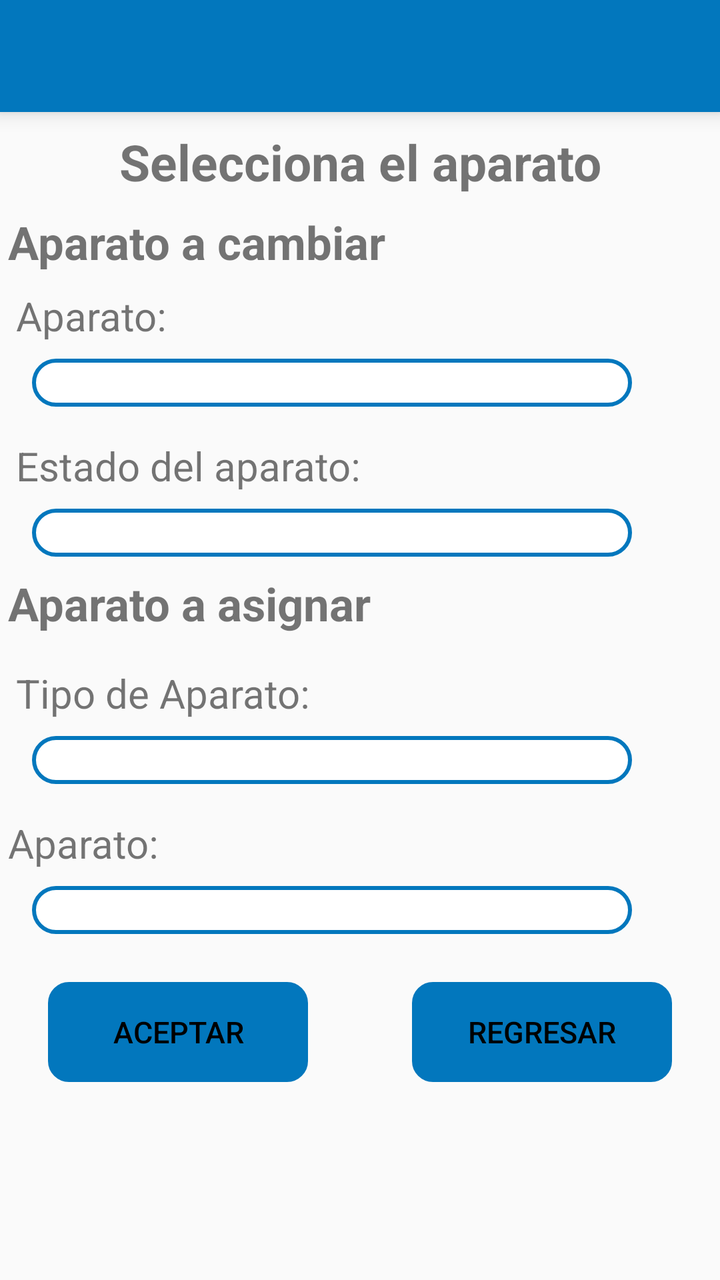
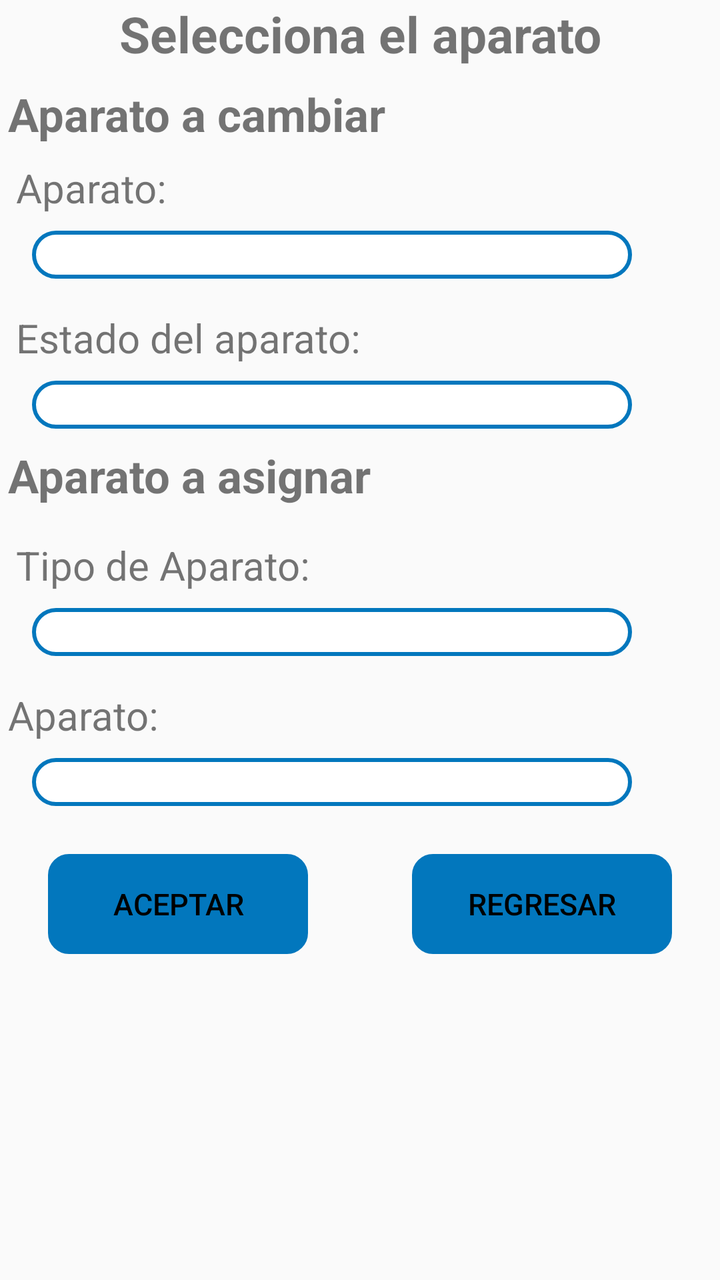

Two renders of the same Android screen: before a commit and after it. Below are the layout's source before the change and the commit's diff.
<!-- AndroidManifest.xml: application theme AppTheme -->
<!-- res/layout/activity_cambio_aparato.xml -->
<?xml version="1.0" encoding="utf-8"?>
<android.support.constraint.ConstraintLayout xmlns:app="http://schemas.android.com/apk/res-auto"
    xmlns:tools="http://schemas.android.com/tools"
    android:layout_height="match_parent"
    xmlns:android="http://schemas.android.com/apk/res/android"
    android:layout_width="match_parent">

    <ScrollView
        android:layout_width="match_parent"
        android:layout_height="match_parent"
        android:layout_alignParentStart="true"
        android:layout_alignParentTop="true"
        tools:layout_editor_absoluteX="0dp"
        tools:layout_editor_absoluteY="45dp">

        <android.support.constraint.ConstraintLayout
            android:layout_width="match_parent"
            android:layout_height="match_parent">

            <include
                android:id="@+id/includeCambioAparato"
                layout="@layout/toolbar"></include>

            <android.support.constraint.ConstraintLayout
                android:id="@+id/ads"
                android:layout_width="match_parent"
                android:layout_height="wrap_content"
                android:layout_marginTop="8dp"
                app:layout_constraintEnd_toEndOf="parent"
                app:layout_constraintStart_toStartOf="parent"
                app:layout_constraintTop_toBottomOf="@+id/includeCambioAparato">

                <TextView
                    android:id="@+id/qwe"
                    android:layout_width="wrap_content"
                    android:layout_height="wrap_content"
                    android:layout_centerHorizontal="true"
                    android:text="@string/selecciona_Aparato"
                    android:textSize="@dimen/titulos"
                    android:textStyle="bold"
                    app:layout_constraintEnd_toEndOf="parent"
                    app:layout_constraintStart_toStartOf="parent"
                    app:layout_constraintTop_toTopOf="parent" />

                <TextView
                    android:id="@+id/posicion"
                    android:layout_width="wrap_content"
                    android:layout_height="wrap_content"
                    android:layout_alignTop="@id/qwe"
                    android:layout_marginStart="4dp"
                    android:layout_marginTop="8dp"
                    android:text="@string/aparato_Cambiar"
                    android:textSize="@dimen/xl"
                    android:textStyle="bold"
                    app:layout_constraintStart_toStartOf="parent"
                    app:layout_constraintTop_toBottomOf="@+id/qwe" />

                <TextView
                    android:id="@+id/textView26"
                    android:layout_width="wrap_content"
                    android:layout_height="wrap_content"
                    android:layout_alignParentTop="true"
                    android:layout_marginStart="8dp"
                    android:layout_marginTop="8dp"
                    android:text="@string/aparatoDos"
                    android:textSize="@dimen/grande"
                    app:layout_constraintStart_toStartOf="parent"
                    app:layout_constraintTop_toBottomOf="@+id/posicion" />

                <Spinner
                    android:id="@+id/aparato"
                    android:layout_width="300dp"
                    android:layout_height="@dimen/spinnerA"
                    android:layout_alignParentTop="true"
                    android:layout_marginStart="16dp"
                    android:layout_marginTop="8dp"
                    android:background="@drawable/disenio_spinner"
                    app:layout_constraintStart_toStartOf="parent"
                    app:layout_constraintTop_toBottomOf="@+id/textView26" />

                <TextView
                    android:id="@+id/textView30"
                    android:layout_width="wrap_content"
                    android:layout_height="wrap_content"
                    android:layout_alignParentTop="true"
                    android:layout_marginStart="8dp"
                    android:layout_marginTop="16dp"
                    android:text="@string/estado_Aparato"
                    android:textSize="@dimen/grande"
                    app:layout_constraintStart_toStartOf="parent"
                    app:layout_constraintTop_toBottomOf="@+id/aparato" />

                <Spinner
                    android:id="@+id/estadoaparato"
                    android:layout_width="300dp"
                    android:layout_height="@dimen/spinnerA"
                    android:layout_alignParentTop="true"
                    android:layout_marginStart="16dp"
                    android:layout_marginTop="8dp"
                    android:background="@drawable/disenio_spinner"
                    app:layout_constraintStart_toStartOf="parent"
                    app:layout_constraintTop_toBottomOf="@+id/textView30" />
            </android.support.constraint.ConstraintLayout>

            <android.support.constraint.ConstraintLayout
                android:layout_width="0dp"
                android:layout_height="wrap_content"
                android:layout_alignTop="@+id/ads"
                app:layout_constraintEnd_toEndOf="parent"
                app:layout_constraintStart_toStartOf="parent"
                app:layout_constraintTop_toBottomOf="@+id/ads">

                <TextView
                    android:id="@+id/textView31"
                    android:layout_width="wrap_content"
                    android:layout_height="wrap_content"
                    android:layout_marginStart="4dp"
                    android:layout_marginTop="8dp"
                    android:text="@string/aparato_a_Asignar"
                    android:textSize="@dimen/xl"
                    android:textStyle="bold"
                    app:layout_constraintStart_toStartOf="parent"
                    app:layout_constraintTop_toTopOf="parent" />

                <android.support.constraint.ConstraintLayout
                    android:id="@+id/aa"
                    android:layout_width="0dp"
                    android:layout_height="wrap_content"
                    android:layout_marginTop="8dp"
                    android:visibility="visible"
                    app:layout_constraintEnd_toEndOf="parent"
                    app:layout_constraintStart_toStartOf="parent"
                    app:layout_constraintTop_toBottomOf="@+id/textView31">

                    <TextView
                        android:id="@+id/textView32"
                        android:layout_width="wrap_content"
                        android:layout_height="wrap_content"
                        android:layout_alignParentTop="true"
                        android:layout_marginStart="8dp"
                        android:layout_marginTop="8dp"
                        android:text="@string/tipo_de_AparatoDos"
                        android:textSize="@dimen/grande"
                        app:layout_constraintStart_toStartOf="parent"
                        app:layout_constraintTop_toTopOf="parent" />

                    <Spinner
                        android:id="@+id/tipo_aparato1"
                        android:layout_width="300dp"
                        android:layout_height="@dimen/spinnerA"
                        android:layout_alignParentTop="true"
                        android:layout_marginStart="16dp"
                        android:layout_marginTop="8dp"
                        android:background="@drawable/disenio_spinner"
                        app:layout_constraintStart_toStartOf="parent"
                        app:layout_constraintTop_toBottomOf="@+id/textView32" />
                </android.support.constraint.ConstraintLayout>

                <android.support.constraint.ConstraintLayout
                    android:id="@+id/constraintLayout"
                    android:layout_width="match_parent"
                    android:layout_height="wrap_content"
                    android:layout_below="@id/aa"
                    android:layout_marginTop="8dp"
                    app:layout_constraintTop_toBottomOf="@+id/aa"
                    tools:layout_editor_absoluteX="0dp">

                    <TextView
                        android:id="@+id/textView33"
                        android:layout_width="wrap_content"
                        android:layout_height="wrap_content"
                        android:layout_alignParentTop="true"
                        android:layout_marginStart="4dp"
                        android:layout_marginTop="8dp"
                        android:text="@string/aparatoDos"
                        android:textSize="@dimen/grande"
                        app:layout_constraintStart_toStartOf="parent"
                        app:layout_constraintTop_toTopOf="parent" />

                    <Spinner
                        android:id="@+id/aparatoAsignar"
                        android:layout_width="300dp"
                        android:layout_height="@dimen/spinnerA"
                        android:layout_alignParentTop="true"
                        android:layout_marginStart="16dp"
                        android:layout_marginTop="8dp"
                        android:background="@drawable/disenio_spinner"
                        app:layout_constraintStart_toStartOf="parent"
                        app:layout_constraintTop_toBottomOf="@+id/textView33" />
                </android.support.constraint.ConstraintLayout>

                <Button
                    android:id="@+id/uno"
                    android:layout_width="130dp"
                    android:layout_height="@dimen/botonMedianoA"
                    android:layout_below="@+id/aa"
                    android:layout_alignParentStart="true"
                    android:layout_marginStart="24dp"
                    android:layout_marginTop="24dp"
                    android:textColor="#000"
                    android:background="@drawable/boton"
                    android:backgroundTint="@color/colorPrimary"
                    android:text="@string/aceptar"
                    android:textSize="@dimen/mediano"
                    app:layout_constraintStart_toStartOf="parent"
                    app:layout_constraintTop_toBottomOf="@+id/constraintLayout" />

                <Button
                    android:id="@+id/dos"
                    android:layout_width="130dp"
                    android:layout_height="@dimen/botonMedianoA"
                    android:layout_below="@+id/aa"
                    android:layout_marginTop="24dp"
                    android:layout_marginEnd="24dp"
                    android:layout_toEndOf="@+id/uno"
                    android:textColor="#000"
                    android:background="@drawable/boton"
                    android:backgroundTint="@color/colorPrimary"
                    android:text="@string/Regresar"
                    android:textSize="@dimen/mediano"
                    app:layout_constraintEnd_toEndOf="parent"
                    app:layout_constraintTop_toBottomOf="@+id/constraintLayout" />
            </android.support.constraint.ConstraintLayout>
        </android.support.constraint.ConstraintLayout>
    </ScrollView>
</android.support.constraint.ConstraintLayout>
<!-- res/layout/toolbar.xml (included above) -->
<?xml version="1.0" encoding="utf-8"?>
<android.support.v7.widget.Toolbar xmlns:android="http://schemas.android.com/apk/res/android"
    android:layout_width="match_parent"
    android:layout_height="?attr/actionBarSize"
    xmlns:app="http://schemas.android.com/apk/res-auto"
    android:background="@color/colorPrimary"
    android:elevation="6dp"
    android:theme="@style/ThemeOverlay.AppCompat.Dark.ActionBar"
    app:popupTheme="@style/ThemeOverlay.AppCompat.Light"/>
<!-- resources referenced by this layout -->
<resources>
  <color name="colorPrimary">#0277BD</color>
  <dimen name="botonMedianoA">50dp</dimen>
  <dimen name="grande">20dp</dimen>
  <dimen name="mediano">15dp</dimen>
  <dimen name="spinnerA">24dp</dimen>
  <dimen name="titulos">25dp</dimen>
  <dimen name="xl">23dp</dimen>
  <!-- drawable boton (drawable) -->
  <?xml version="1.0" encoding="utf-8"?>
      <shape xmlns:android="http://schemas.android.com/apk/res/android" android:shape="rectangle">
          <stroke  android:width="1dp"/>
          <corners android:radius="10dp"/>
  
  
      </shape>
  <!-- drawable disenio_spinner (drawable) -->
  <?xml version="1.0" encoding="utf-8"?>
  <selector xmlns:android="http://schemas.android.com/apk/res/android">
          <item>
              <shape>
                  <solid
                      android:color="@color/fondoBlanco">
                  </solid>
  
                  <corners android:radius="15dp" />
  
                  <padding
                      android:bottom="1dp"
                      android:left="2dp"
                      android:right="10dp"
                      android:top="1dp" />
                  <stroke
                      android:width="2dp"
                      android:color="@color/colorPrimary"/>
              </shape>
          </item>
  </selector>
  <string name="Regresar">Regresar</string>
  <string name="aceptar">Aceptar</string>
  <string name="aparatoDos">Aparato:</string>
  <string name="aparato_Cambiar">Aparato a cambiar</string>
  <string name="aparato_a_Asignar">Aparato a asignar</string>
  <string name="estado_Aparato">Estado del aparato:</string>
  <string name="selecciona_Aparato">Selecciona el aparato</string>
  <string name="tipo_de_AparatoDos">Tipo de Aparato:</string>
  <style name="AppTheme" parent="Theme.AppCompat.Light.DarkActionBar">
          
          <item name="colorPrimary">@color/colorPrimary</item>
          <item name="colorPrimaryDark">@color/colorPrimaryDark</item>
          <item name="colorAccent">@color/colorAccent</item>
          <item name="android:colorForeground">@android:color/background_dark</item>
      </style>
  <color name="fondoBlanco">#fff</color>
  <color name="colorPrimaryDark">#004C8C</color>
  <color name="colorAccent">#0000FF</color>
</resources>

<!-- the commit's change to res/layout/activity_cambio_aparato.xml (unified diff, before → after) -->
@@ -17,9 +17,7 @@
             android:layout_width="match_parent"
             android:layout_height="match_parent">
 
-            <include
-                android:id="@+id/includeCambioAparato"
-                layout="@layout/toolbar"></include>
+
 
             <android.support.constraint.ConstraintLayout
                 android:id="@+id/ads"
@@ -28,7 +26,7 @@
                 android:layout_marginTop="8dp"
                 app:layout_constraintEnd_toEndOf="parent"
                 app:layout_constraintStart_toStartOf="parent"
-                app:layout_constraintTop_toBottomOf="@+id/includeCambioAparato">
+                >
 
                 <TextView
                     android:id="@+id/qwe"
@@ -187,6 +185,31 @@
                         android:background="@drawable/disenio_spinner"
                         app:layout_constraintStart_toStartOf="parent"
                         app:layout_constraintTop_toBottomOf="@+id/textView33" />
+
+                    <TextView
+                        android:id="@+id/textView35"
+                        android:layout_width="wrap_content"
+                        android:layout_height="wrap_content"
+                        android:layout_alignParentTop="true"
+                        android:layout_marginStart="4dp"
+                        android:layout_marginTop="8dp"
+                        android:text="@string/MACWAM"
+                        android:visibility="gone"
+                        android:textSize="@dimen/grande"
+                        app:layout_constraintStart_toStartOf="parent"
+                        app:layout_constraintTop_toBottomOf="@+id/aparatoAsignar" />
+
+                    <EditText
+                        android:id="@+id/cambioaparatMacwan"
+                        android:layout_width="300dp"
+                        android:layout_height="@dimen/spinnerA"
+                        android:layout_alignParentTop="true"
+                        android:layout_marginStart="16dp"
+                        android:layout_marginTop="8dp"
+                        android:visibility="gone"
+                        android:background="@drawable/disenio_spinner"
+                        app:layout_constraintStart_toStartOf="parent"
+                        app:layout_constraintTop_toBottomOf="@+id/textView35" />
                 </android.support.constraint.ConstraintLayout>
 
                 <Button
@@ -224,13 +247,3 @@
         </android.support.constraint.ConstraintLayout>
     </ScrollView>
 </android.support.constraint.ConstraintLayout>
-<!-- res/layout/toolbar.xml (included above) -->
-<?xml version="1.0" encoding="utf-8"?>
-<android.support.v7.widget.Toolbar xmlns:android="http://schemas.android.com/apk/res/android"
-    android:layout_width="match_parent"
-    android:layout_height="?attr/actionBarSize"
-    xmlns:app="http://schemas.android.com/apk/res-auto"
-    android:background="@color/colorPrimary"
-    android:elevation="6dp"
-    android:theme="@style/ThemeOverlay.AppCompat.Dark.ActionBar"
-    app:popupTheme="@style/ThemeOverlay.AppCompat.Light"/>
<!-- resource entries referenced after the edit -->
@@ -37,6 +37,7 @@
               </shape>
           </item>
   </selector>
+  <string name="MACWAM">MACWAM</string>
   <string name="Regresar">Regresar</string>
   <string name="aceptar">Aceptar</string>
   <string name="aparatoDos">Aparato:</string>
